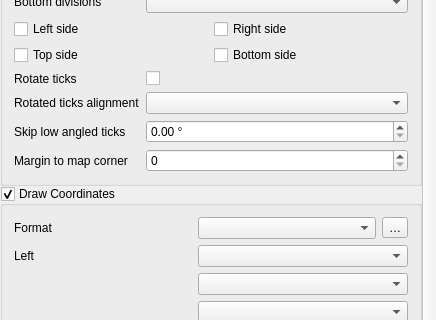
Before: the Qt Designer form src/ui/layout/qgslayoutmapgridwidgetbase.ui in qgis/QGIS, drawn with Qt 5; both pictures show x 0 to 436 and y 650 to 970 of the 436 by 1205 pixel window.
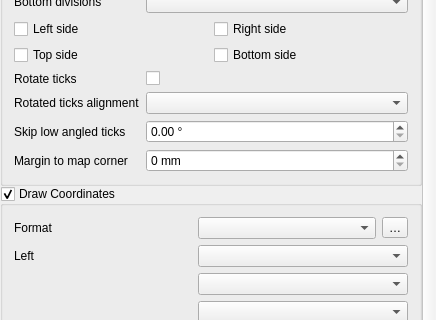
After: the same form once the commit is applied. Icons and pictures are not drawn. Custom widgets are drawn as their Qt base class.

Commit message:
Use identifiable name for labels in GUI
and add some tooltip and unit suffix to help user

Diff of the .ui file:
```diff
--- a/src/ui/layout/qgslayoutmapgridwidgetbase.ui
+++ b/src/ui/layout/qgslayoutmapgridwidgetbase.ui
@@ -729,6 +729,9 @@
             <property name="toolTip">
              <string>Outwards facing ticks closer to the corners than this margin will be ignored. This only makes sense for rotated grids.</string>
             </property>
+            <property name="suffix">
+             <string> mm</string>
+            </property>
             <property name="decimals">
              <number>0</number>
             </property>
```
Left out of the diff: 22 changed lines with no effect on the pictures.
